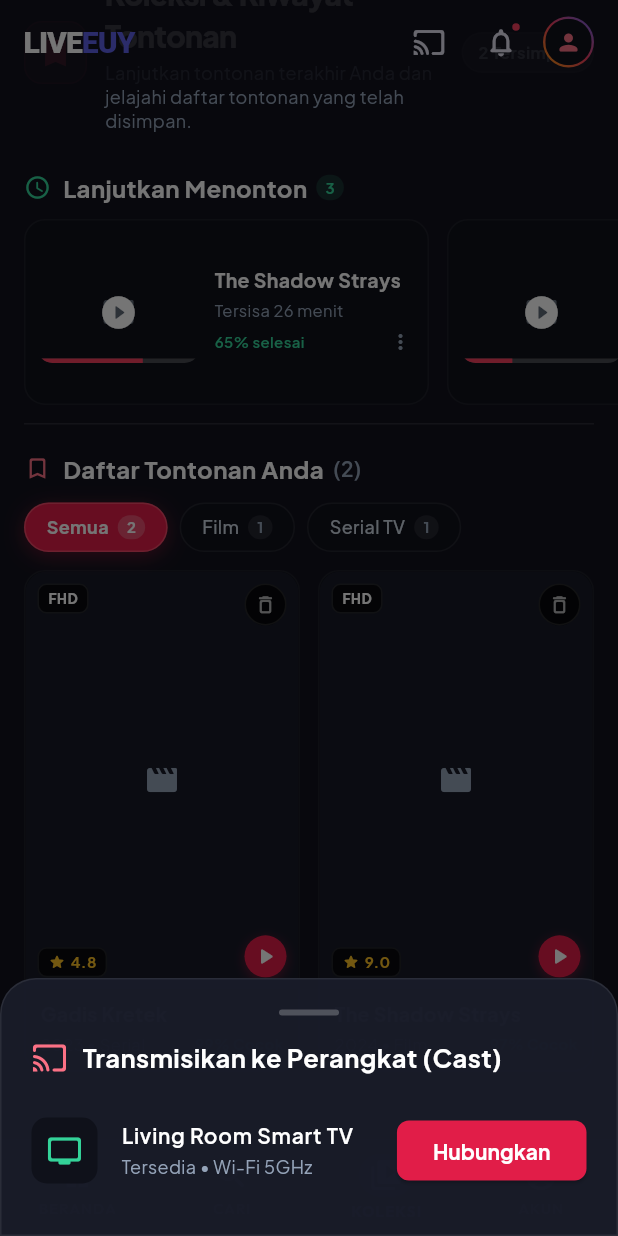
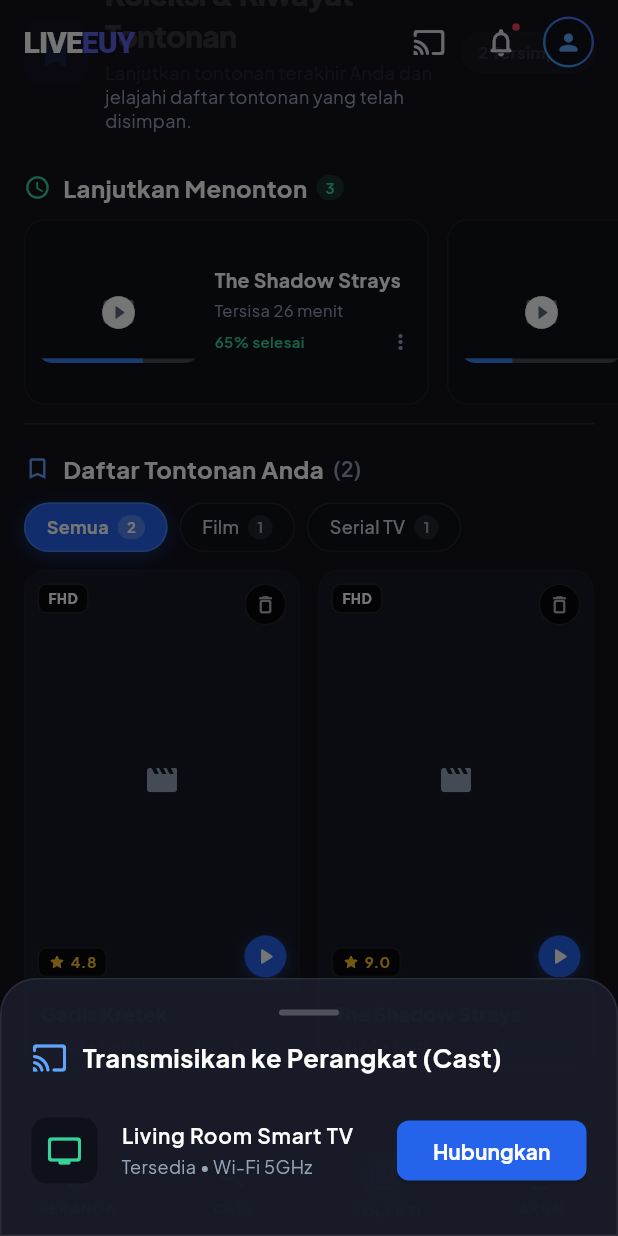
Before and after one commit to HafizMuhammadAlIkhsan/LiveEuy, a Flutter app: the screen it shows after launch, item 3 of the bottom bar chosen, scrolled down 92 dp, after a tap on the "cast" icon, on a phone screen of 412 x 824 dp. Run offline on Flutter 3.47's test engine with Material 3 defaults, Android fonts, the phone set to English and light mode, and no system bars; drawn by our look-alikes of cached_network_image; our stand-ins replace flutter_riverpod, google_fonts, video_player; network calls fail.

Commit message:
feat(collection): update color palette to cyan and electric blue cinema theme

```diff
--- a/lib/features/collection/collection_screen.dart
+++ b/lib/features/collection/collection_screen.dart
@@ -13,10 +13,10 @@ import '../detail/content_detail_screen.dart';
 import '../player/video_player_screen.dart';
 
 /// Halaman Koleksi & Riwayat Tontonan (WatchlistView)
-/// Mengikuti secara presisi styling, font (Plus Jakarta Sans), dan color palette dari dev-frontend:
-/// - Brand Rose Red: brand-500 (#F43F5E), brand-600 (#E11D48), brand-400 (#FB7185)
+/// Mengikuti secara presisi styling, font (Plus Jakarta Sans), dan color palette sinematik kebiruan:
+/// - Brand Blue / Cyan: blue-600 (#2563EB), blue-500 (#3B82F6), blue-400 (#60A5FA), cyan-400 (#38BDF8)
 /// - Surface OLED & Glass: surface-800 (#0F111A), surface-900 (#090A0F), glass-panel
-/// - Accents: emerald-400 (#34D399) untuk progress/match, amber-400 (#FBBF24) untuk rating
+/// - Accents: emerald-400 (#34D399) untuk status terhubung, amber-400 (#FBBF24) untuk rating
 /// - Slates: slate-100 (#F1F5F9), slate-400 (#94A3B8), slate-300 (#CBD5E1)
 class CollectionScreen extends ConsumerStatefulWidget {
   final void Function(int tabIndex)? onNavigateTab;
@@ -37,13 +37,17 @@ class CollectionScreen extends ConsumerStatefulWidget {
 class _CollectionScreenState extends ConsumerState<CollectionScreen> {
   String _selectedCategory = 'Semua';
 
-  // Palette dev-frontend yang konsisten
+  // Palette dev-frontend & tema kebiruan sinematik (Electric Blue & Cyan)
   static const Color _surface800 = Color(0xFF0F111A);
   static const Color _surface700 = Color(0xFF181B28);
   static const Color _slate400 = Color(0xFF94A3B8);
   static const Color _slate300 = Color(0xFFCBD5E1);
   static const Color _emerald400 = Color(0xFF34D399);
   static const Color _amber400 = Color(0xFFFBBF24);
+  static const Color _blue600 = Color(0xFF2563EB);
+  static const Color _blue500 = Color(0xFF3B82F6);
+  static const Color _blue400 = Color(0xFF60A5FA);
+  static const Color _cyan400 = Color(0xFF38BDF8);
 
   bool _isSeries(Movie movie) {
     return movie.seasons.isNotEmpty ||
@@ -103,7 +107,7 @@ class _CollectionScreenState extends ConsumerState<CollectionScreen> {
             const SizedBox(height: 16),
             Row(
               children: [
-                const Icon(Icons.cast_rounded, color: AppColors.brand400),
+                const Icon(Icons.cast_rounded, color: _blue400),
                 const SizedBox(width: 10),
                 Text(
                   'Transmisikan ke Perangkat (Cast)',
@@ -149,7 +153,7 @@ class _CollectionScreenState extends ConsumerState<CollectionScreen> {
                   );
                 },
                 style: ElevatedButton.styleFrom(
-                  backgroundColor: AppColors.brand600,
+                  backgroundColor: _blue600,
                   foregroundColor: Colors.white,
                   shape: RoundedRectangleBorder(borderRadius: BorderRadius.circular(8)),
                 ),
@@ -226,7 +230,7 @@ class _CollectionScreenState extends ConsumerState<CollectionScreen> {
             const SizedBox(height: 16),
             const Divider(color: Colors.white10),
             ListTile(
-              leading: const Icon(Icons.play_circle_fill_rounded, color: AppColors.brand500),
+              leading: const Icon(Icons.play_circle_fill_rounded, color: _blue500),
               title: Text('Lanjutkan Menonton', style: GoogleFonts.plusJakartaSans(color: Colors.white, fontWeight: FontWeight.w600)),
               subtitle: Text(
                 'Mulai dari posisi terakhir (${(movie.continueWatchingProgress * 100).toInt()}%)',
@@ -272,8 +276,8 @@ class _CollectionScreenState extends ConsumerState<CollectionScreen> {
               },
             ),
             ListTile(
-              leading: const Icon(Icons.delete_sweep_rounded, color: AppColors.brand400),
-              title: Text('Hapus dari Riwayat', style: GoogleFonts.plusJakartaSans(color: AppColors.brand400, fontWeight: FontWeight.w600)),
+              leading: const Icon(Icons.delete_sweep_rounded, color: _blue400),
+              title: Text('Hapus dari Riwayat', style: GoogleFonts.plusJakartaSans(color: _blue400, fontWeight: FontWeight.w600)),
               onTap: () {
                 Navigator.pop(sheetContext);
                 final notifier = ref.read(mediaProvider.notifier);
@@ -284,7 +288,7 @@ class _CollectionScreenState extends ConsumerState<CollectionScreen> {
                     backgroundColor: _surface700,
                     action: SnackBarAction(
                       label: 'BATAL',
-                      textColor: AppColors.brand400,
+                      textColor: _blue400,
                       onPressed: () {
                         notifier.insertContinueWatching(movie);
                       },
@@ -364,8 +368,8 @@ class _CollectionScreenState extends ConsumerState<CollectionScreen> {
                       shape: BoxShape.circle,
                       gradient: LinearGradient(
                         colors: [
-                          Color(0xFFF59E0B),
-                          Color(0xFFF43F5E),
+                          _cyan400,
+                          _blue500,
                           Color(0xFF6366F1),
                         ],
                         begin: Alignment.bottomLeft,
@@ -381,7 +385,7 @@ class _CollectionScreenState extends ConsumerState<CollectionScreen> {
                         errorWidget: (context, url, err) => Container(
                           color: _surface800,
                           child: const Icon(Icons.person_rounded,
-                              size: 18, color: AppColors.brand400),
+                              size: 18, color: _blue400),
                         ),
                       ),
                     ),
@@ -404,15 +408,15 @@ class _CollectionScreenState extends ConsumerState<CollectionScreen> {
                       Container(
                         padding: const EdgeInsets.all(8),
                         decoration: BoxDecoration(
-                          color: AppColors.brand500.withValues(alpha: 0.12),
+                          color: _blue500.withValues(alpha: 0.12),
                           borderRadius: BorderRadius.circular(12),
                           border: Border.all(
-                            color: AppColors.brand500.withValues(alpha: 0.25),
+                            color: _blue500.withValues(alpha: 0.25),
                           ),
                         ),
                         child: const Icon(
                           Icons.bookmark_rounded,
-                          color: AppColors.brand500,
+                          color: _blue500,
                           size: 24,
                         ),
                       ),
@@ -547,7 +551,7 @@ class _CollectionScreenState extends ConsumerState<CollectionScreen> {
                         children: [
                           const Icon(
                             Icons.bookmark_outline_rounded,
-                            color: AppColors.brand400,
+                            color: _blue400,
                             size: 18,
                           ),
                           const SizedBox(width: 8),
@@ -631,7 +635,7 @@ class _CollectionScreenState extends ConsumerState<CollectionScreen> {
     );
   }
 
-  /// Filter Chip Tombol dengan palet brand-600 / surface-800
+  /// Filter Chip Tombol dengan palet blue-600 / surface-800
   Widget _buildFilterChip(String label, int count) {
     final isSelected = _selectedCategory == label;
     return GestureDetector(
@@ -645,18 +649,18 @@ class _CollectionScreenState extends ConsumerState<CollectionScreen> {
         padding: const EdgeInsets.symmetric(horizontal: 14, vertical: 7),
         decoration: BoxDecoration(
           color: isSelected
-              ? AppColors.brand600
+              ? _blue600
               : _surface800.withValues(alpha: 0.8),
           borderRadius: BorderRadius.circular(20),
           border: Border.all(
             color: isSelected
-                ? AppColors.brand400.withValues(alpha: 0.5)
+                ? _blue400.withValues(alpha: 0.5)
                 : Colors.white.withValues(alpha: 0.08),
           ),
           boxShadow: isSelected
               ? [
                   BoxShadow(
-                    color: AppColors.brand600.withValues(alpha: 0.35),
+                    color: _blue600.withValues(alpha: 0.35),
                     blurRadius: 10,
                     offset: const Offset(0, 3),
                   )
@@ -772,7 +776,7 @@ class _CollectionScreenState extends ConsumerState<CollectionScreen> {
                         child: LinearProgressIndicator(
                           value: item.continueWatchingProgress,
                           backgroundColor: Colors.white24,
-                          valueColor: const AlwaysStoppedAnimation<Color>(AppColors.brand500),
+                          valueColor: const AlwaysStoppedAnimation<Color>(_blue500),
                           minHeight: 3,
                         ),
                       ),
@@ -929,7 +933,7 @@ class _CollectionScreenState extends ConsumerState<CollectionScreen> {
                                 backgroundColor: _surface700,
                                 action: SnackBarAction(
                                   label: 'BATAL',
-                                  textColor: AppColors.brand400,
+                                  textColor: _blue400,
                                   onPressed: () {
                                     ref.read(mediaProvider.notifier).toggleWatchlist(movie.id);
                                   },
@@ -1000,11 +1004,11 @@ class _CollectionScreenState extends ConsumerState<CollectionScreen> {
                             width: 28,
                             height: 28,
                             decoration: BoxDecoration(
-                              color: AppColors.brand600,
+                              color: _blue600,
                               shape: BoxShape.circle,
                               boxShadow: [
                                 BoxShadow(
-                                  color: AppColors.brand600.withValues(alpha: 0.4),
+                                  color: _blue600.withValues(alpha: 0.4),
                                   blurRadius: 6,
                                   offset: const Offset(0, 2),
                                 ),
@@ -1094,15 +1098,15 @@ class _CollectionScreenState extends ConsumerState<CollectionScreen> {
                 height: 68,
                 decoration: BoxDecoration(
                   shape: BoxShape.circle,
-                  color: AppColors.brand500.withValues(alpha: 0.12),
+                  color: _blue500.withValues(alpha: 0.12),
                   border: Border.all(
-                    color: AppColors.brand500.withValues(alpha: 0.25),
+                    color: _blue500.withValues(alpha: 0.25),
                   ),
                 ),
                 child: const Icon(
                   Icons.bookmark_rounded,
                   size: 32,
-                  color: AppColors.brand400,
+                  color: _blue400,
                 ),
               ),
               const SizedBox(height: 18),
@@ -1141,14 +1145,14 @@ class _CollectionScreenState extends ConsumerState<CollectionScreen> {
                   ),
                 ),
                 style: ElevatedButton.styleFrom(
-                  backgroundColor: AppColors.brand600,
+                  backgroundColor: _blue600,
                   foregroundColor: Colors.white,
                   padding: const EdgeInsets.symmetric(horizontal: 22, vertical: 12),
                   shape: RoundedRectangleBorder(
                     borderRadius: BorderRadius.circular(14),
                   ),
                   elevation: 4,
-                  shadowColor: AppColors.brand600.withValues(alpha: 0.4),
+                  shadowColor: _blue600.withValues(alpha: 0.4),
                 ),
               ),
             ],
@@ -1187,8 +1191,8 @@ class _CollectionScreenState extends ConsumerState<CollectionScreen> {
                 });
               },
               style: OutlinedButton.styleFrom(
-                foregroundColor: AppColors.brand400,
-                side: const BorderSide(color: AppColors.brand500),
+                foregroundColor: _blue400,
+                side: const BorderSide(color: _blue500),
                 shape: RoundedRectangleBorder(borderRadius: BorderRadius.circular(12)),
               ),
               child: Text(
```
